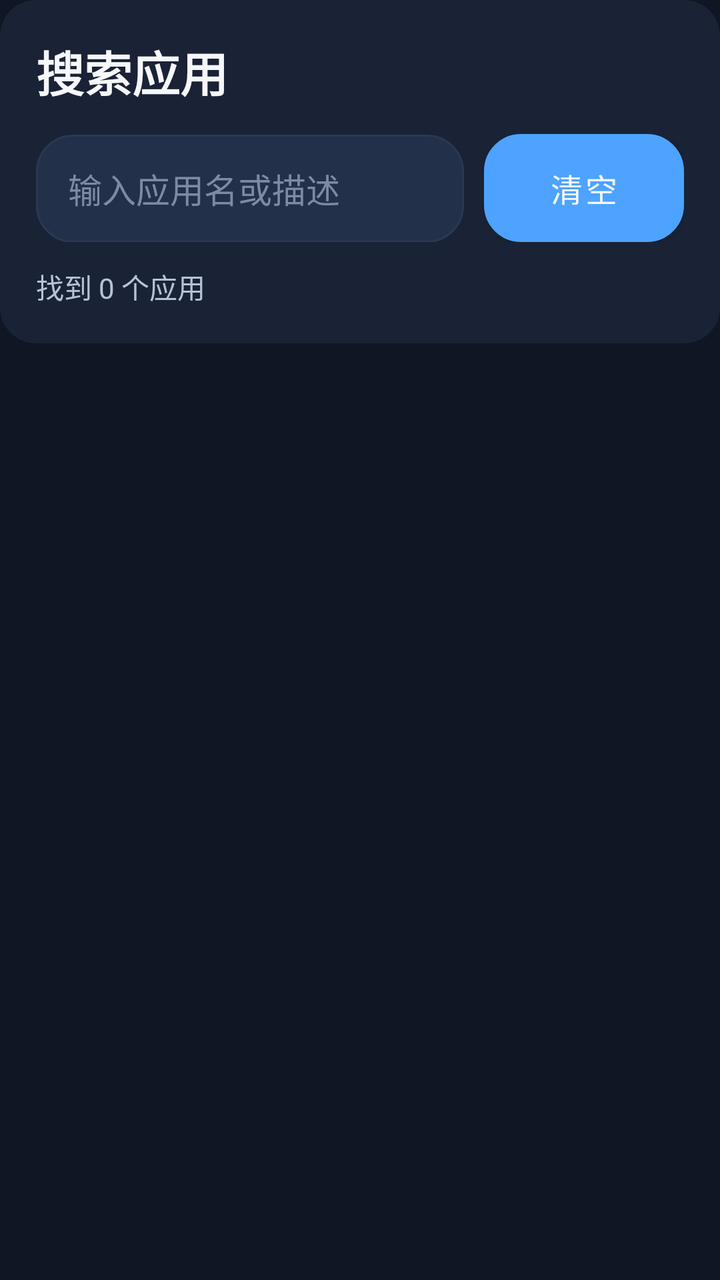
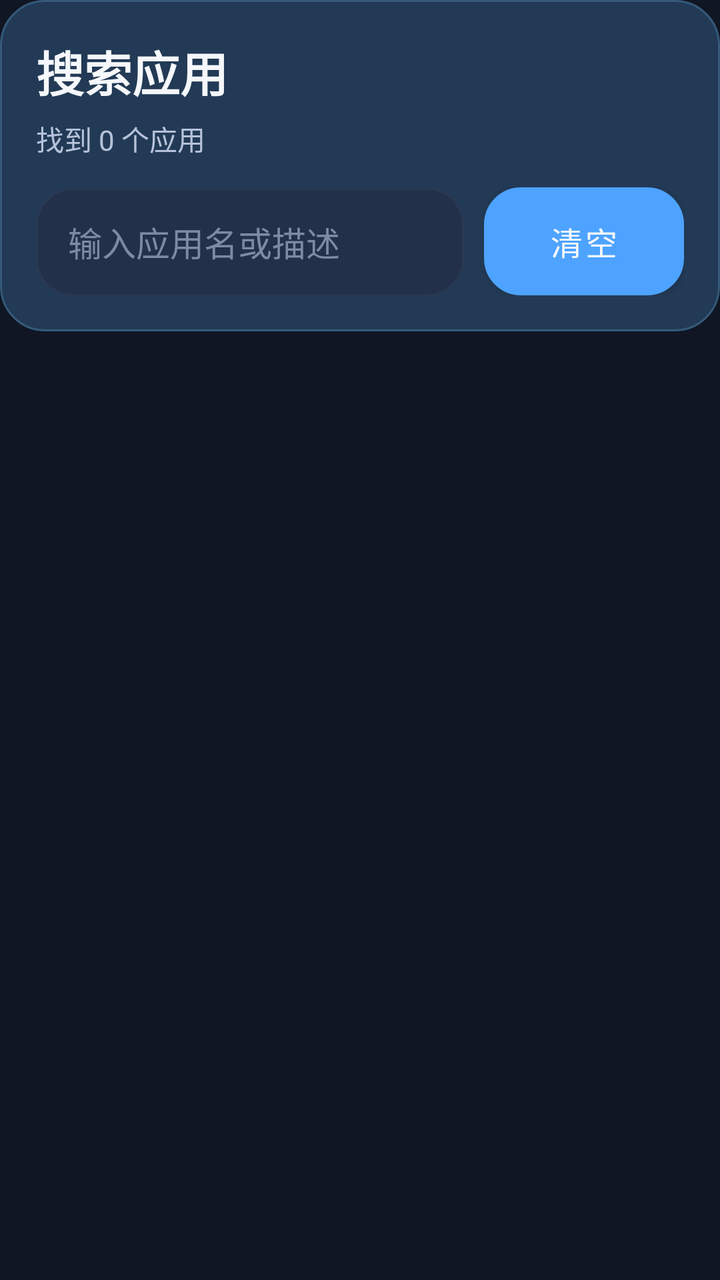

Screens rendered from an Android XML layout before and after an edit, with the pre-edit source and the edit as a unified diff.
<!-- AndroidManifest.xml: another module's application theme Theme.CarAppStore -->
<!-- res/layout/fragment_search.xml -->
<?xml version="1.0" encoding="utf-8"?>
<androidx.constraintlayout.widget.ConstraintLayout xmlns:android="http://schemas.android.com/apk/res/android"
    xmlns:app="http://schemas.android.com/apk/res-auto"
    android:layout_width="match_parent"
    android:layout_height="match_parent">

    <LinearLayout
        android:layout_width="0dp"
        android:layout_height="0dp"
        android:orientation="vertical"
        app:layout_constraintBottom_toBottomOf="parent"
        app:layout_constraintEnd_toEndOf="parent"
        app:layout_constraintStart_toStartOf="parent"
        app:layout_constraintTop_toTopOf="parent">

    <LinearLayout
        android:layout_width="match_parent"
        android:layout_height="wrap_content"
        android:background="@drawable/bg_panel"
        android:orientation="vertical"
        android:padding="@dimen/spacing_18dp">

        <TextView
            android:layout_width="wrap_content"
            android:layout_height="wrap_content"
            android:text="@string/ui_search_apps"
            android:textColor="@color/car_text_primary"
            android:textSize="@dimen/text_2xl"
            android:textStyle="bold" />

        <LinearLayout
            android:layout_width="match_parent"
            android:layout_height="wrap_content"
            android:layout_marginTop="@dimen/spacing_14dp"
            android:orientation="horizontal">

            <EditText
                android:id="@+id/etSearch"
                android:layout_width="0dp"
                android:layout_height="54dp"
                android:layout_weight="1"
                android:background="@drawable/bg_search_input"
                android:hint="@string/ui_search_input_hint"
                android:textColor="@color/car_text_primary"
                android:textColorHint="@color/car_text_muted"
                android:textSize="@dimen/text_md_17" />

            <Button
                android:id="@+id/btnClear"
                android:layout_width="100dp"
                android:layout_height="54dp"
                android:layout_marginStart="@dimen/spacing_10dp"
                android:background="@drawable/bg_secondary_button"
                android:text="@string/ui_clear"
                android:textColor="@color/car_text_primary"
                android:textSize="@dimen/text_md" />
        </LinearLayout>

        <TextView
            android:id="@+id/tvSearchSubtitle"
            android:layout_width="wrap_content"
            android:layout_height="wrap_content"
            android:layout_marginTop="@dimen/spacing_12dp"
            android:text="@string/ui_search_results_zero"
            android:textColor="@color/car_text_secondary"
            android:textSize="@dimen/text_sm" />

        <TextView
            android:id="@+id/tvPolicyPrompt"
            android:layout_width="match_parent"
            android:layout_height="wrap_content"
            android:layout_marginTop="@dimen/spacing_10dp"
            android:background="@drawable/bg_tag_warning"
            android:padding="@dimen/spacing_10dp"
            android:textColor="@color/car_text_primary"
            android:textSize="@dimen/text_sm_13"
            android:visibility="gone" />
    </LinearLayout>

    <androidx.recyclerview.widget.RecyclerView
        android:id="@+id/recyclerSearch"
        android:layout_width="match_parent"
        android:layout_height="0dp"
        android:layout_marginTop="@dimen/spacing_14dp"
        android:layout_weight="1"
        android:clipToPadding="false"
        android:paddingBottom="@dimen/spacing_10dp" />
    </LinearLayout>

</androidx.constraintlayout.widget.ConstraintLayout>
<!-- resources referenced by this layout -->
<resources>
  <color name="car_text_muted">#7E8AA3</color>
  <color name="car_text_primary">#F5F7FA</color>
  <color name="car_text_secondary">#B6C2D9</color>
  <dimen name="spacing_10dp">10dp</dimen>
  <dimen name="spacing_12dp">12dp</dimen>
  <dimen name="spacing_14dp">14dp</dimen>
  <dimen name="spacing_18dp">18dp</dimen>
  <dimen name="text_2xl">24sp</dimen>
  <dimen name="text_md">16sp</dimen>
  <dimen name="text_md_17">17sp</dimen>
  <dimen name="text_sm">14sp</dimen>
  <dimen name="text_sm_13">13sp</dimen>
  <!-- drawable bg_panel (drawable) -->
  <shape xmlns:android="http://schemas.android.com/apk/res/android">
      <solid android:color="@color/car_surface" />
      <corners android:radius="18dp" />
  </shape>
  <!-- drawable bg_search_input (drawable) -->
  <shape xmlns:android="http://schemas.android.com/apk/res/android">
      <solid android:color="@color/car_surface_light" />
      <stroke android:width="1dp" android:color="@color/car_divider" />
      <corners android:radius="18dp" />
      <padding android:left="16dp" android:top="14dp" android:right="16dp" android:bottom="14dp" />
  </shape>
  <!-- drawable bg_secondary_button (drawable) -->
  <shape xmlns:android="http://schemas.android.com/apk/res/android">
      <solid android:color="@color/car_surface_light" />
      <stroke android:width="1dp" android:color="@color/car_divider" />
      <corners android:radius="18dp" />
  </shape>
  <!-- drawable bg_tag_warning (drawable) -->
  <?xml version="1.0" encoding="utf-8"?>
  <shape xmlns:android="http://schemas.android.com/apk/res/android" android:shape="rectangle">
      <corners android:radius="999dp" />
      <solid android:color="@color/car_warning_dark" />
  </shape>
  <string name="ui_clear">清空</string>
  <string name="ui_search_apps">搜索应用</string>
  <string name="ui_search_input_hint">输入应用名或描述</string>
  <string name="ui_search_results_zero">找到 0 个应用</string>
  <style name="Theme.CarAppStore" parent="Theme.MaterialComponents.DayNight.NoActionBar">
          <item name="colorPrimary">@color/car_primary</item>
          <item name="colorPrimaryVariant">@color/car_primary_dark</item>
          <item name="colorOnPrimary">@color/car_text_primary</item>
          <item name="colorSecondary">@color/car_accent</item>
          <item name="colorSecondaryVariant">@color/teal_700</item>
          <item name="colorOnSecondary">@color/car_bg</item>
          <item name="android:statusBarColor" tools:targetApi="l">@color/car_bg</item>
          <item name="android:navigationBarColor" tools:targetApi="l">@color/car_bg</item>
          <item name="android:windowBackground">@color/car_bg</item>
      </style>
  <color name="car_surface">#1A2335</color>
  <color name="car_surface_light">#223049</color>
  <color name="car_divider">#2B3852</color>
  <color name="car_warning_dark">#8A5A18</color>
  <color name="car_primary">#4DA3FF</color>
  <color name="car_primary_dark">#2E7DE0</color>
  <color name="car_accent">#5DE1B9</color>
  <color name="teal_700">#FF018786</color>
  <color name="car_bg">#101623</color>
</resources>

<!-- the commit's change to res/layout/fragment_search.xml (unified diff, before → after) -->
@@ -13,78 +13,81 @@
         app:layout_constraintStart_toStartOf="parent"
         app:layout_constraintTop_toTopOf="parent">
 
-    <LinearLayout
-        android:layout_width="match_parent"
-        android:layout_height="wrap_content"
-        android:background="@drawable/bg_panel"
-        android:orientation="vertical"
-        android:padding="@dimen/spacing_18dp">
-
-        <TextView
-            android:layout_width="wrap_content"
-            android:layout_height="wrap_content"
-            android:text="@string/ui_search_apps"
-            android:textColor="@color/car_text_primary"
-            android:textSize="@dimen/text_2xl"
-            android:textStyle="bold" />
-
         <LinearLayout
             android:layout_width="match_parent"
             android:layout_height="wrap_content"
-            android:layout_marginTop="@dimen/spacing_14dp"
-            android:orientation="horizontal">
+            android:background="@drawable/bg_home_hero"
+            android:orientation="vertical"
+            android:padding="@dimen/spacing_18dp">
 
-            <EditText
-                android:id="@+id/etSearch"
-                android:layout_width="0dp"
-                android:layout_height="54dp"
-                android:layout_weight="1"
-                android:background="@drawable/bg_search_input"
-                android:hint="@string/ui_search_input_hint"
+            <TextView
+                android:layout_width="wrap_content"
+                android:layout_height="wrap_content"
+                android:text="@string/ui_search_apps"
                 android:textColor="@color/car_text_primary"
-                android:textColorHint="@color/car_text_muted"
-                android:textSize="@dimen/text_md_17" />
+                android:textSize="@dimen/text_2xl"
+                android:textStyle="bold" />
 
-            <Button
-                android:id="@+id/btnClear"
-                android:layout_width="100dp"
-                android:layout_height="54dp"
-                android:layout_marginStart="@dimen/spacing_10dp"
-                android:background="@drawable/bg_secondary_button"
-                android:text="@string/ui_clear"
+            <TextView
+                android:id="@+id/tvSearchSubtitle"
+                android:layout_width="match_parent"
+                android:layout_height="wrap_content"
+                android:layout_marginTop="@dimen/spacing_6dp"
+                android:text="@string/ui_search_results_zero"
+                android:textColor="@color/car_text_secondary"
+                android:textSize="@dimen/text_sm" />
+
+            <LinearLayout
+                android:layout_width="match_parent"
+                android:layout_height="wrap_content"
+                android:layout_marginTop="@dimen/spacing_14dp"
+                android:orientation="horizontal">
+
+                <EditText
+                    android:id="@+id/etSearch"
+                    android:layout_width="0dp"
+                    android:layout_height="54dp"
+                    android:layout_weight="1"
+                    android:background="@drawable/bg_search_input"
+                    android:hint="@string/ui_search_input_hint"
+                    android:paddingStart="@dimen/spacing_16dp"
+                    android:paddingEnd="@dimen/spacing_16dp"
+                    android:singleLine="true"
+                    android:textColor="@color/car_text_primary"
+                    android:textColorHint="@color/car_text_muted"
+                    android:textSize="@dimen/text_md_17" />
+
+                <Button
+                    android:id="@+id/btnClear"
+                    android:layout_width="100dp"
+                    android:layout_height="54dp"
+                    android:layout_marginStart="@dimen/spacing_10dp"
+                    android:background="@drawable/bg_secondary_button"
+                    android:text="@string/ui_clear"
+                    android:textAllCaps="false"
+                    android:textColor="@color/car_text_primary"
+                    android:textSize="@dimen/text_md" />
+            </LinearLayout>
+
+            <TextView
+                android:id="@+id/tvPolicyPrompt"
+                android:layout_width="match_parent"
+                android:layout_height="wrap_content"
+                android:layout_marginTop="@dimen/spacing_12dp"
+                android:background="@drawable/bg_home_chip"
+                android:padding="@dimen/spacing_10dp"
                 android:textColor="@color/car_text_primary"
-                android:textSize="@dimen/text_md" />
+                android:textSize="@dimen/text_sm_13"
+                android:visibility="gone" />
         </LinearLayout>
 
-        <TextView
-            android:id="@+id/tvSearchSubtitle"
-            android:layout_width="wrap_content"
-            android:layout_height="wrap_content"
-            android:layout_marginTop="@dimen/spacing_12dp"
-            android:text="@string/ui_search_results_zero"
-            android:textColor="@color/car_text_secondary"
-            android:textSize="@dimen/text_sm" />
-
-        <TextView
-            android:id="@+id/tvPolicyPrompt"
+        <androidx.recyclerview.widget.RecyclerView
+            android:id="@+id/recyclerSearch"
             android:layout_width="match_parent"
-            android:layout_height="wrap_content"
-            android:layout_marginTop="@dimen/spacing_10dp"
-            android:background="@drawable/bg_tag_warning"
-            android:padding="@dimen/spacing_10dp"
-            android:textColor="@color/car_text_primary"
-            android:textSize="@dimen/text_sm_13"
-            android:visibility="gone" />
+            android:layout_height="0dp"
+            android:layout_marginTop="@dimen/spacing_14dp"
+            android:layout_weight="1"
+            android:clipToPadding="false"
+            android:paddingBottom="@dimen/spacing_10dp" />
     </LinearLayout>
-
-    <androidx.recyclerview.widget.RecyclerView
-        android:id="@+id/recyclerSearch"
-        android:layout_width="match_parent"
-        android:layout_height="0dp"
-        android:layout_marginTop="@dimen/spacing_14dp"
-        android:layout_weight="1"
-        android:clipToPadding="false"
-        android:paddingBottom="@dimen/spacing_10dp" />
-    </LinearLayout>
-
 </androidx.constraintlayout.widget.ConstraintLayout>
<!-- resource entries referenced after the edit -->
@@ -6,16 +6,26 @@
   <dimen name="spacing_10dp">10dp</dimen>
   <dimen name="spacing_12dp">12dp</dimen>
   <dimen name="spacing_14dp">14dp</dimen>
+  <dimen name="spacing_16dp">16dp</dimen>
   <dimen name="spacing_18dp">18dp</dimen>
+  <dimen name="spacing_6dp">6dp</dimen>
   <dimen name="text_2xl">24sp</dimen>
   <dimen name="text_md">16sp</dimen>
   <dimen name="text_md_17">17sp</dimen>
   <dimen name="text_sm">14sp</dimen>
   <dimen name="text_sm_13">13sp</dimen>
-  <!-- drawable bg_panel (drawable) -->
+  <!-- drawable bg_home_chip (drawable) -->
+  <?xml version="1.0" encoding="utf-8"?>
   <shape xmlns:android="http://schemas.android.com/apk/res/android">
-      <solid android:color="@color/car_surface" />
-      <corners android:radius="18dp" />
+      <solid android:color="#2A3852" />
+      <corners android:radius="100dp" />
+  </shape>
+  <!-- drawable bg_home_hero (drawable) -->
+  <?xml version="1.0" encoding="utf-8"?>
+  <shape xmlns:android="http://schemas.android.com/apk/res/android">
+      <solid android:color="#223A55" />
+      <stroke android:width="1dp" android:color="#355A7A" />
+      <corners android:radius="22dp" />
   </shape>
   <!-- drawable bg_search_input (drawable) -->
   <shape xmlns:android="http://schemas.android.com/apk/res/android">
@@ -29,12 +39,6 @@
       <solid android:color="@color/car_surface_light" />
       <stroke android:width="1dp" android:color="@color/car_divider" />
       <corners android:radius="18dp" />
-  </shape>
-  <!-- drawable bg_tag_warning (drawable) -->
-  <?xml version="1.0" encoding="utf-8"?>
-  <shape xmlns:android="http://schemas.android.com/apk/res/android" android:shape="rectangle">
-      <corners android:radius="999dp" />
-      <solid android:color="@color/car_warning_dark" />
   </shape>
   <string name="ui_clear">清空</string>
   <string name="ui_search_apps">搜索应用</string>
@@ -51,10 +55,8 @@
           <item name="android:navigationBarColor" tools:targetApi="l">@color/car_bg</item>
           <item name="android:windowBackground">@color/car_bg</item>
       </style>
-  <color name="car_surface">#1A2335</color>
   <color name="car_surface_light">#223049</color>
   <color name="car_divider">#2B3852</color>
-  <color name="car_warning_dark">#8A5A18</color>
   <color name="car_primary">#4DA3FF</color>
   <color name="car_primary_dark">#2E7DE0</color>
   <color name="car_accent">#5DE1B9</color>
